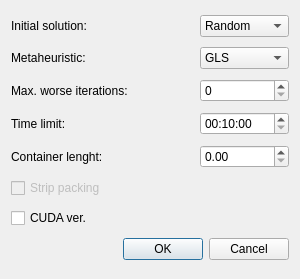
The window that RasterVoronoiPacking/RasterVoronoiPackingGUI/runconfigurationsdialog.ui (aksato/RasterVoronoiPacking) describes before a commit, drawn with Qt 5.
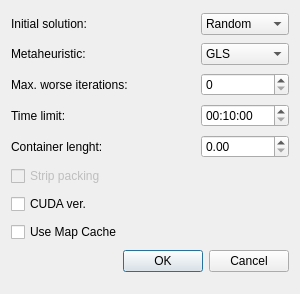
The same window after the commit.

Diff of the .ui file:
```diff
--- a/RasterVoronoiPacking/RasterVoronoiPackingGUI/runconfigurationsdialog.ui
+++ b/RasterVoronoiPacking/RasterVoronoiPackingGUI/runconfigurationsdialog.ui
@@ -7,7 +7,7 @@
     <x>0</x>
     <y>0</y>
     <width>300</width>
-    <height>279</height>
+    <height>294</height>
    </rect>
   </property>
   <property name="windowTitle">
@@ -121,7 +121,7 @@
      </property>
     </widget>
    </item>
-   <item row="7" column="0" colspan="3">
+   <item row="8" column="0" colspan="3">
     <widget class="QDialogButtonBox" name="buttonBox">
      <property name="orientation">
       <enum>Qt::Horizontal</enum>
@@ -161,6 +161,13 @@
      </property>
     </widget>
    </item>
+   <item row="7" column="0">
+    <widget class="QCheckBox" name="checkBox_3">
+     <property name="text">
+      <string>Use Map Cache</string>
+     </property>
+    </widget>
+   </item>
   </layout>
  </widget>
  <resources/>
```
